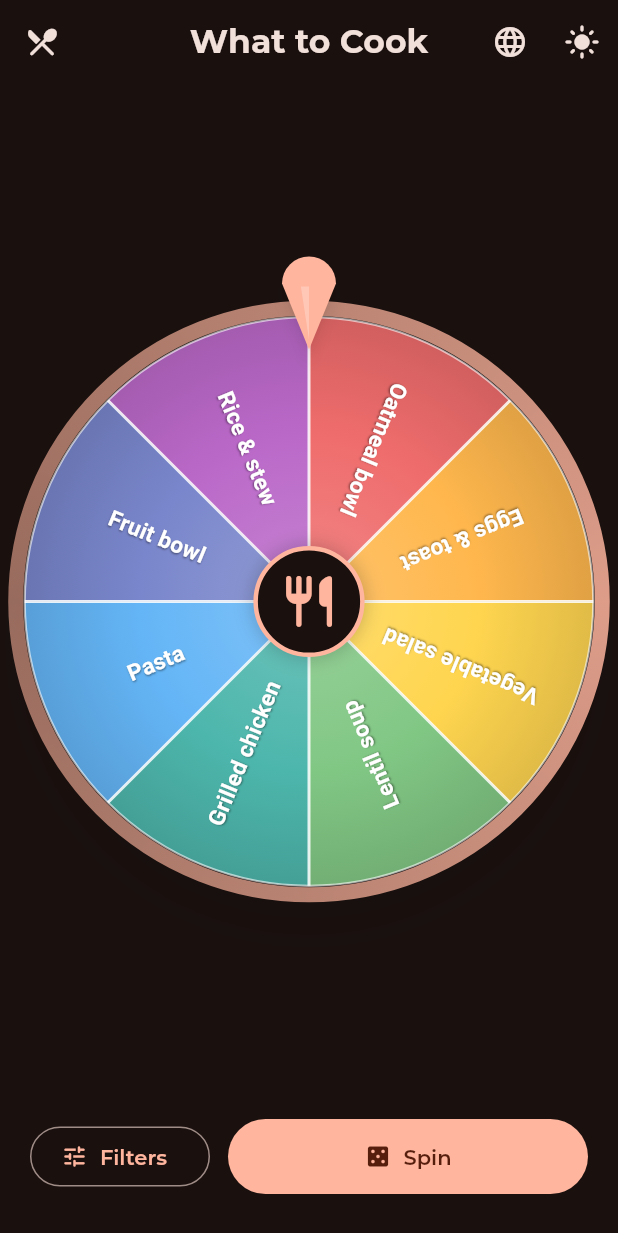
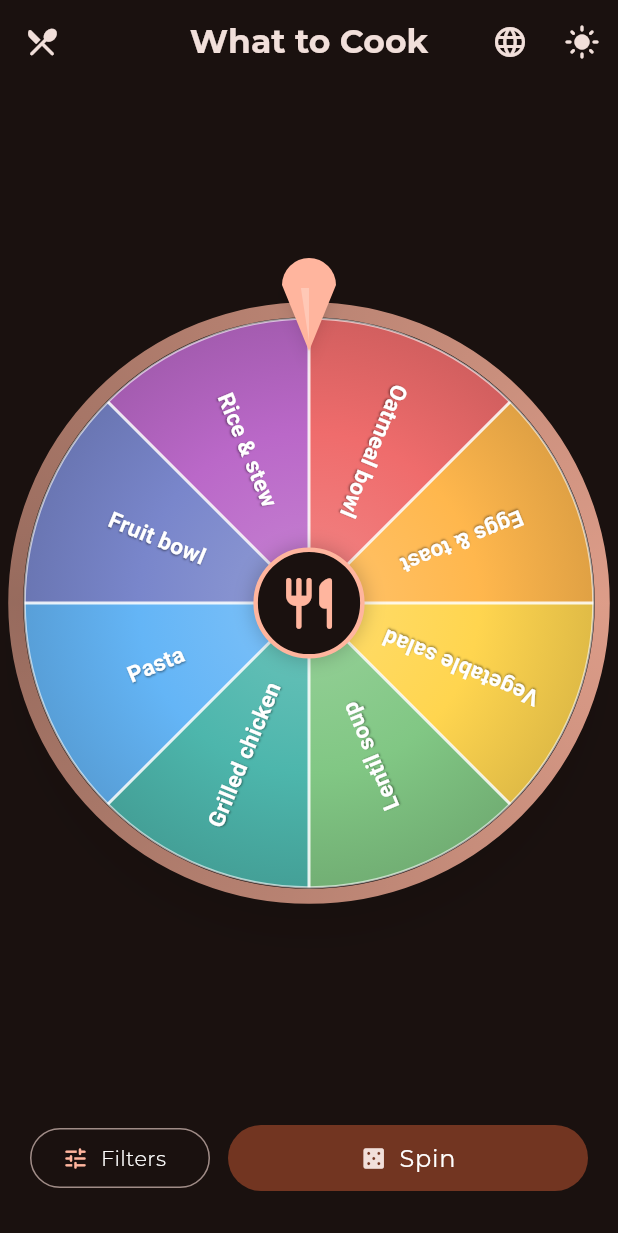
Before and after one commit to Rajab-Alkahef/sho_altabkha, a Flutter app: the screen it shows after launch, on a phone screen of 412 x 824 dp. Shown: the top 1233 px of the screen. Run offline on Flutter 3.47's test engine with Material 3 defaults, Android fonts, the light colour scheme and no system bars; our stand-ins replace easy_localization, flutter_riverpod, flutter_screenutil, get_it, go_router, hive_flutter and 1 more; accounts and stored records are empty; project files that could hold a hidden picture were left out.

Commit message:
update the style of the buttons

```diff
--- a/assets/translations/ar.json
+++ b/assets/translations/ar.json
@@ -22,6 +22,7 @@
   "name": "الاسم",
   "category": "الفئة",
   "tags": "وسوم (مفصولة بفاصلة)",
+  "tags_show": "الوسوم",
   "tags_hint": "مثال: سريع, صحي",
   "description": "الوصف",
   "description_hint": "وصف مختصر، المكونات أو ملاحظات",
--- a/assets/translations/en.json
+++ b/assets/translations/en.json
@@ -22,6 +22,7 @@
   "name": "Name",
   "category": "Category",
   "tags": "Tags (comma separated)",
+  "tags_show": "Tags",
   "tags_hint": "e.g. quick, healthy",
   "description": "Description",
   "description_hint": "Short description, ingredients or notes",
--- a/lib/features/home/presentation/pages/home_page.dart
+++ b/lib/features/home/presentation/pages/home_page.dart
@@ -68,7 +68,8 @@ class _HomePageState extends ConsumerState<HomePage> {
 
     final themeMode = ref.watch(themeModeProvider);
     final isDark = themeMode == ThemeMode.dark;
-
+    ThemeData theme = Theme.of(context);
+    TextTheme textTheme = theme.textTheme;
     return Scaffold(
       appBar: AppBar(
         title: Text('app_title'.tr()),
@@ -150,7 +151,10 @@ class _HomePageState extends ConsumerState<HomePage> {
                       child: OutlinedButton.icon(
                         onPressed: () => showFilterSheet(context, ref),
                         icon: const Icon(Icons.tune_rounded),
-                        label: Text('filters'.tr()),
+                        label: Text(
+                          'filters'.tr(),
+                          style: textTheme.bodyMedium,
+                        ),
                       ),
                     ),
                     const SizedBox(width: 12),
@@ -158,10 +162,14 @@ class _HomePageState extends ConsumerState<HomePage> {
                       flex: 2,
                       child: FilledButton.icon(
                         onPressed: _busy ? null : _onSpin,
-                        icon: const Icon(Icons.casino_rounded),
-                        label: Text('spin'.tr()),
+                        icon: Icon(
+                          Icons.casino_rounded,
+                          color: theme.colorScheme.onSurface,
+                        ),
+                        label: Text('spin'.tr(), style: textTheme.bodyLarge),
                         style: FilledButton.styleFrom(
-                          padding: const EdgeInsets.symmetric(vertical: 16),
+                          backgroundColor: theme.colorScheme.primaryContainer,
+                          padding: const EdgeInsets.symmetric(vertical: 10),
                         ),
                       ),
                     ),
```
Also changed, not shown: lib/features/result/presentation/pages/result_page.dart (+13 -17 lines).
